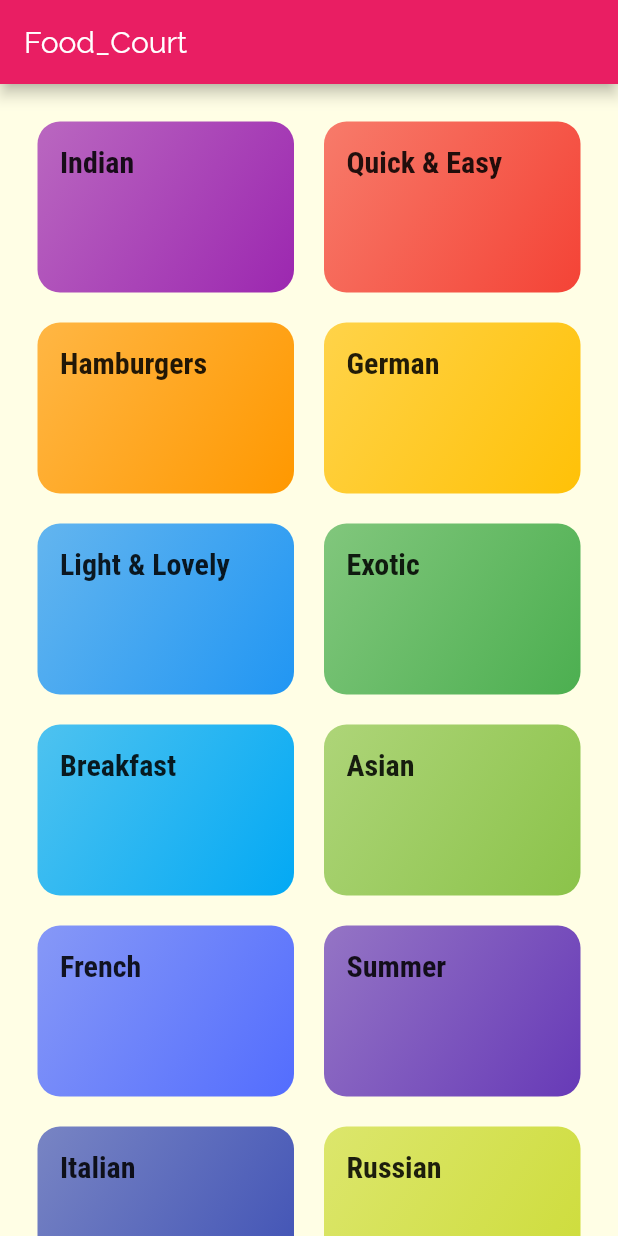
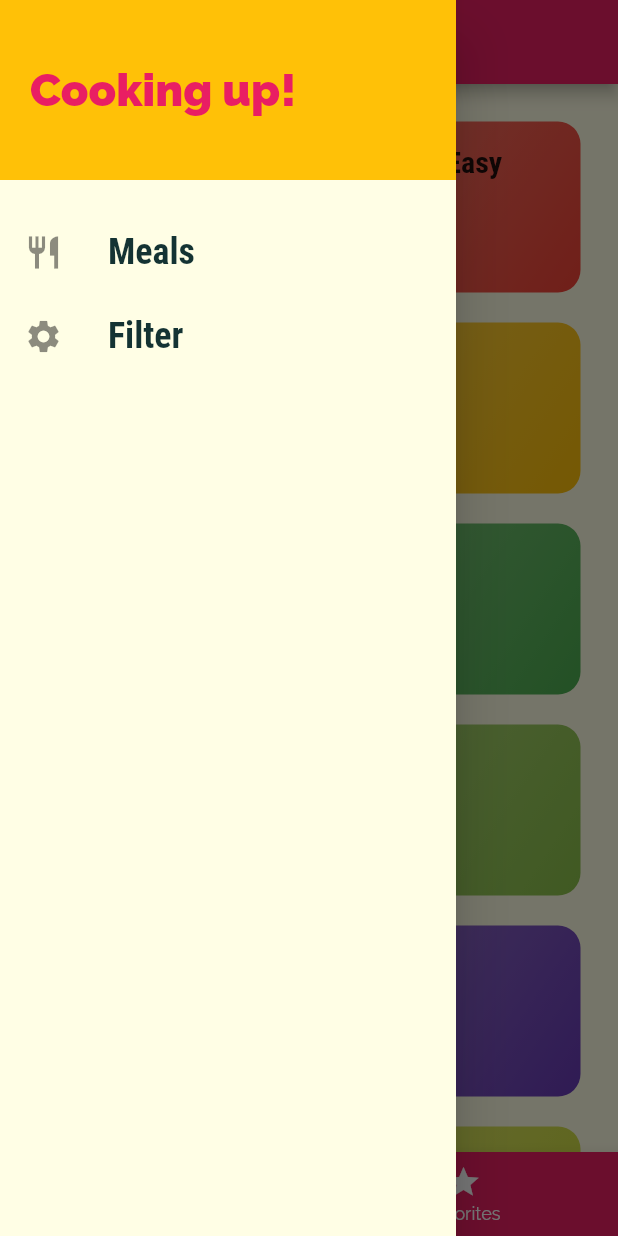
Before and after one commit to ab85hishek/FoodCourt, a Flutter app: the screen it shows after launch, with the side drawer open (before the commit the screen has no drawer), on a phone screen of 412 x 824 dp. Run offline on Flutter 3.47's test engine with Material 2 defaults, Android fonts, the phone set to English and light mode, and no system bars.

Commit message:
adding drawer

```diff
--- a/lib/main.dart
+++ b/lib/main.dart
@@ -1,3 +1,6 @@
+import 'package:FoodCourt/screens/filters_screen.dart';
+
+import './screens/tabs_screen.dart';
 import './screens/meal_detail_screen.dart';
 import 'screens/category_meals_screen.dart';
 import 'package:flutter/material.dart';
@@ -35,9 +38,10 @@ class MyApp extends StatelessWidget {
       //home: CategoriesScreen(),
       routes: {
         '/': (ctx) =>
-            CategoriesScreen(), //  '/' this will be dispayed at the beginning.
+            TabsScreen(), //  '/' this will be dispayed at the beginning.
         CategoryMealsScreen.routeName: (ctx) => CategoryMealsScreen(),
         MealDetailScreen.routeName: (ctx) => MealDetailScreen(),
+        FiltersScreen.routeName: (ctx) => FiltersScreen(),
       },
       onGenerateRoute: (settings) {
         print(settings.arguments);
--- a/lib/screens/categories_screen.dart
+++ b/lib/screens/categories_screen.dart
@@ -5,11 +5,7 @@ import '../widgets/category_item.dart';
 class CategoriesScreen extends StatelessWidget {
   @override
   Widget build(BuildContext context) {
-    return Scaffold(
-      appBar: AppBar(
-        title: const Text('Food_Court'),
-      ),
-      body: GridView(
+    return GridView(
       padding: const EdgeInsets.all(25),
       children: DUMMY_CATEGORIES
           .map((catData) =>
@@ -21,7 +17,6 @@ class CategoriesScreen extends StatelessWidget {
         crossAxisSpacing: 20,
         mainAxisSpacing: 20,
       ),
-      ),
     );
   }
 }
--- /dev/null
+++ b/lib/screens/favorites_screen.dart
@@ -0,0 +1,10 @@
+import 'package:flutter/material.dart';
+
+class FavoritesScreen extends StatelessWidget {
+  @override
+  Widget build(BuildContext context) {
+    return Center(
+      child: Text('Yummy'),
+    );
+  }
+}
--- /dev/null
+++ b/lib/screens/filters_screen.dart
@@ -0,0 +1,11 @@
+import 'package:flutter/material.dart';
+
+class FiltersScreen extends StatelessWidget {
+  static const routeName = '/filters';
+  @override
+  Widget build(BuildContext context) {
+    return Center(
+      child: Text('Filters'),
+    );
+  }
+}
--- /dev/null
+++ b/lib/screens/tabs_screen.dart
@@ -0,0 +1,56 @@
+import '../widgets/main_drawer.dart';
+import './categories_screen.dart';
+import './favorites_screen.dart';
+import 'package:flutter/material.dart';
+
+class TabsScreen extends StatefulWidget {
+  @override
+  _TabsScreenState createState() => _TabsScreenState();
+}
+
+class _TabsScreenState extends State<TabsScreen> {
+  final List<Map<String, Object>> _pages = [
+    {'page': CategoriesScreen(), 'title': 'Categories'},
+    {'page': FavoritesScreen(), 'title': 'Your Favorites'},
+  ];
+
+  int _selectedPageIndex = 0;
+
+  void _selectpage(int index) {
+    setState(() {
+      _selectedPageIndex = index;
+    });
+  }
+
+  @override
+  Widget build(BuildContext context) {
+    return Scaffold(
+      appBar: AppBar(
+        title: Text(_pages[_selectedPageIndex]['title']),
+      ),
+      drawer: MainDrawer(),
+      body: _pages[_selectedPageIndex]['page'],
+      bottomNavigationBar: BottomNavigationBar(
+        onTap: _selectpage,
+        backgroundColor: Theme.of(context).primaryColor,
+        unselectedItemColor: Colors.white,
+        selectedItemColor: Theme.of(context).accentColor,
+        currentIndex: _selectedPageIndex,
+        items: [
+          BottomNavigationBarItem(
+            icon: Icon(
+              Icons.category,
+            ),
+            title: Text('Categories'),
+          ),
+          BottomNavigationBarItem(
+            icon: Icon(
+              Icons.star,
+            ),
+            title: Text('Favorites'),
+          ),
+        ],
+      ),
+    );
+  }
+}
--- /dev/null
+++ b/lib/widgets/main_drawer.dart
@@ -0,0 +1,68 @@
+import '../screens/filters_screen.dart';
+import 'package:flutter/material.dart';
+
+class MainDrawer extends StatelessWidget {
+  Widget buildListTile(
+    String title,
+    IconData icon,
+    Function tapHandler,
+  ) {
+    return ListTile(
+      leading: Icon(
+        icon,
+        size: 26,
+      ),
+      title: Text(
+        title,
+        style: TextStyle(
+          fontFamily: 'RobotoCondensed',
+          fontSize: 24,
+          fontWeight: FontWeight.bold,
+        ),
+      ),
+      onTap: tapHandler,
+    );
+  }
+
+  @override
+  Widget build(BuildContext context) {
+    return Drawer(
+      child: Column(
+        children: <Widget>[
+          Container(
+            height: 120,
+            width: double.infinity,
+            padding: EdgeInsets.all(20),
+            alignment: Alignment.centerLeft,
+            color: Theme.of(context).accentColor,
+            child: Text(
+              'Cooking up!',
+              style: TextStyle(
+                fontWeight: FontWeight.w900,
+                fontSize: 30,
+                color: Theme.of(context).primaryColor,
+              ),
+            ),
+          ),
+          SizedBox(
+            height: 20,
+          ),
+          buildListTile(
+            'Meals',
+            Icons.restaurant,
+            () {
+              Navigator.of(context).pushNamed('/');
+            },
+          ),
+          buildListTile(
+            'Filter',
+            Icons.settings,
+            () {
+              Navigator.of(context).pushNamed(FiltersScreen.routeName);
+            },
+          ),
+        ],
+      ),
+    );
+  }
+}
```
Lines whose indentation alone changed are shown as unchanged.
